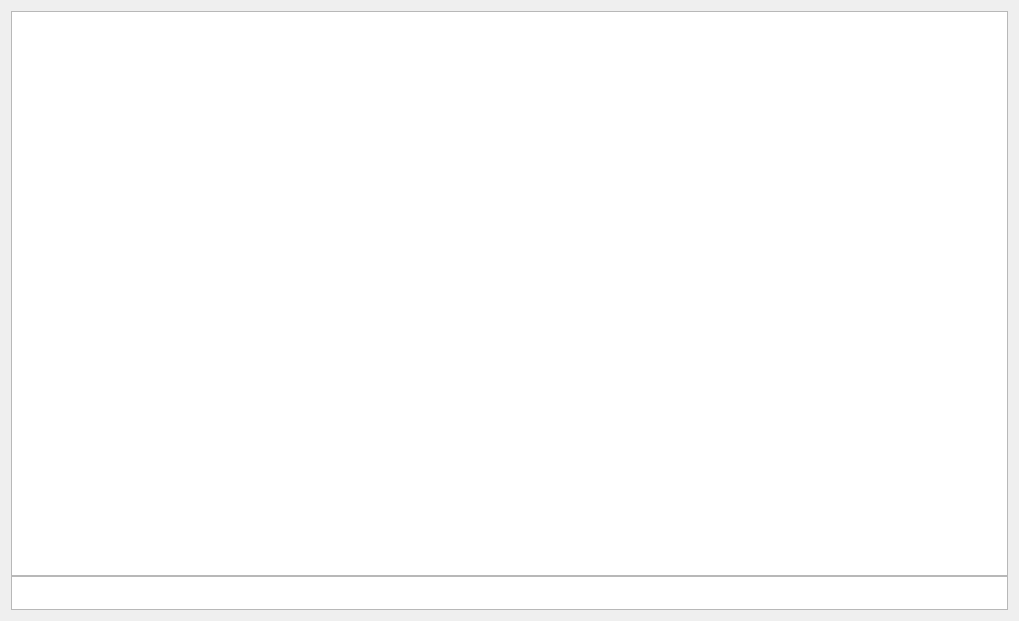
networkoptix/nx_open, file vms/client/nx_vms_client_desktop/src/nx/vms/client/desktop/settings/server/pages/poe_settings_widget.ui: the form before one commit.
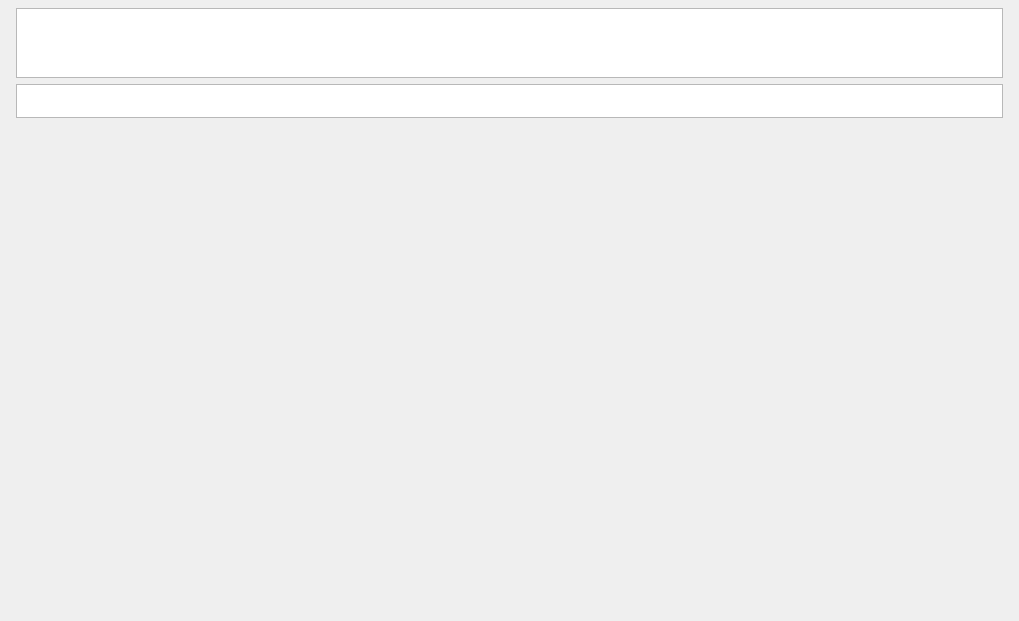
The form after the commit. Custom widgets are drawn as their Qt base class.

Commit message:
VMS-CR-19991: Added warning message
<==== Mercurial data ====>
Branch: x_VMS_hanwha_nvr_gui_part

The edit to the form file:
```diff
--- a/vms/client/nx_vms_client_desktop/src/nx/vms/client/desktop/settings/server/pages/poe_settings_widget.ui
+++ b/vms/client/nx_vms_client_desktop/src/nx/vms/client/desktop/settings/server/pages/poe_settings_widget.ui
@@ -10,9 +10,32 @@
     <height>621</height>
    </rect>
   </property>
+  <layout class="QVBoxLayout" name="verticalLayout_2">
+   <property name="leftMargin">
+    <number>0</number>
+   </property>
+   <property name="topMargin">
+    <number>0</number>
+   </property>
+   <property name="rightMargin">
+    <number>0</number>
+   </property>
+   <property name="bottomMargin">
+    <number>8</number>
+   </property>
+   <item>
   <layout class="QVBoxLayout" name="verticalLayout">
-   <property name="spacing">
-    <number>0</number>
+     <property name="leftMargin">
+      <number>16</number>
+     </property>
+     <property name="topMargin">
+      <number>8</number>
+     </property>
+     <property name="rightMargin">
+      <number>16</number>
+     </property>
+     <property name="bottomMargin">
+      <number>8</number>
    </property>
    <item>
     <widget class="nx::vms::client::desktop::settings::PoESettingsTableView" name="poeTable">
@@ -142,6 +165,28 @@
      </attribute>
     </widget>
    </item>
+     <item>
+      <spacer name="verticalSpacer">
+       <property name="orientation">
+        <enum>Qt::Vertical</enum>
+       </property>
+       <property name="sizeHint" stdset="0">
+        <size>
+         <width>20</width>
+         <height>40</height>
+        </size>
+       </property>
+      </spacer>
+     </item>
+    </layout>
+   </item>
+   <item>
+    <widget class="nx::vms::client::desktop::AlertBar" name="powerLimitExceededWarningLabel" native="true">
+     <property name="text" stdset="0">
+      <string>Attention! Power limit exceeded</string>
+     </property>
+    </widget>
+   </item>
   </layout>
  </widget>
  <customwidgets>
@@ -150,6 +195,11 @@
    <extends>QTableView</extends>
    <header location="global">nx/vms/client/desktop/common/widgets/table_view.h</header>
   </customwidget>
+  <customwidget>
+   <class>nx::vms::client::desktop::AlertBar</class>
+   <extends>QWidget</extends>
+   <header location="global">nx/vms/client/desktop/common/widgets/message_bar.h</header>
+  </customwidget>
   <customwidget>
    <class>nx::vms::client::desktop::node_view::TableNodeView</class>
    <extends>nx::vms::client::desktop::TableView</extends>
```
Left out of the diff: 2 changed lines with no effect on the pictures. Lines whose indentation alone changed are shown as unchanged. The commit also changes 2 other files.
